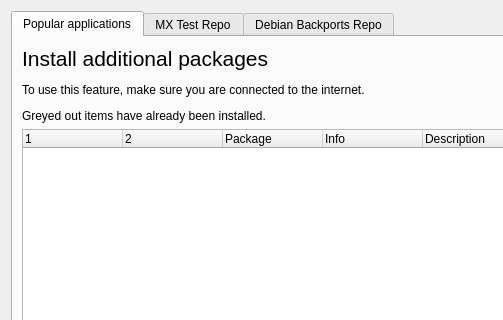
Qt form mainwindow.ui (AdrianTM/mx-package-manager) before a commit; both pictures show x 0 to 503 and y 0 to 320 of the 768 by 417 pixel window.
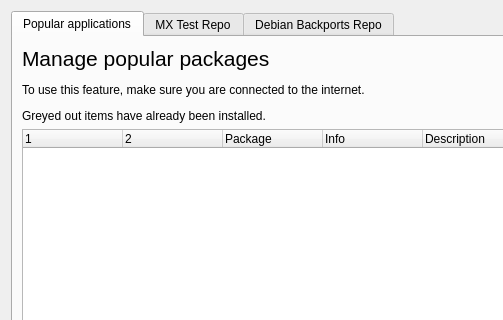
The same form after that commit. Icons and pictures are not drawn.

```diff
--- a/mainwindow.ui
+++ b/mainwindow.ui
@@ -108,7 +108,7 @@
        <item row="1" column="0" rowspan="2">
         <widget class="QLabel" name="label">
          <property name="text">
-          <string>&lt;html&gt;&lt;head/&gt;&lt;body&gt;&lt;p&gt;&lt;span style=&quot; font-size:16pt;&quot;&gt;Install additional packages&lt;/span&gt;&lt;/p&gt;&lt;p&gt;To use this feature, make sure you are connected to the internet.&lt;/p&gt;&lt;p&gt;Greyed out items have already been installed.&lt;/p&gt;&lt;/body&gt;&lt;/html&gt;</string>
+          <string>&lt;html&gt;&lt;head/&gt;&lt;body&gt;&lt;p&gt;&lt;span style=&quot; font-size:16pt;&quot;&gt;Manage popular packages&lt;/span&gt;&lt;/p&gt;&lt;p&gt;To use this feature, make sure you are connected to the internet.&lt;/p&gt;&lt;p&gt;Greyed out items have already been installed.&lt;/p&gt;&lt;/body&gt;&lt;/html&gt;</string>
          </property>
         </widget>
        </item>
```
